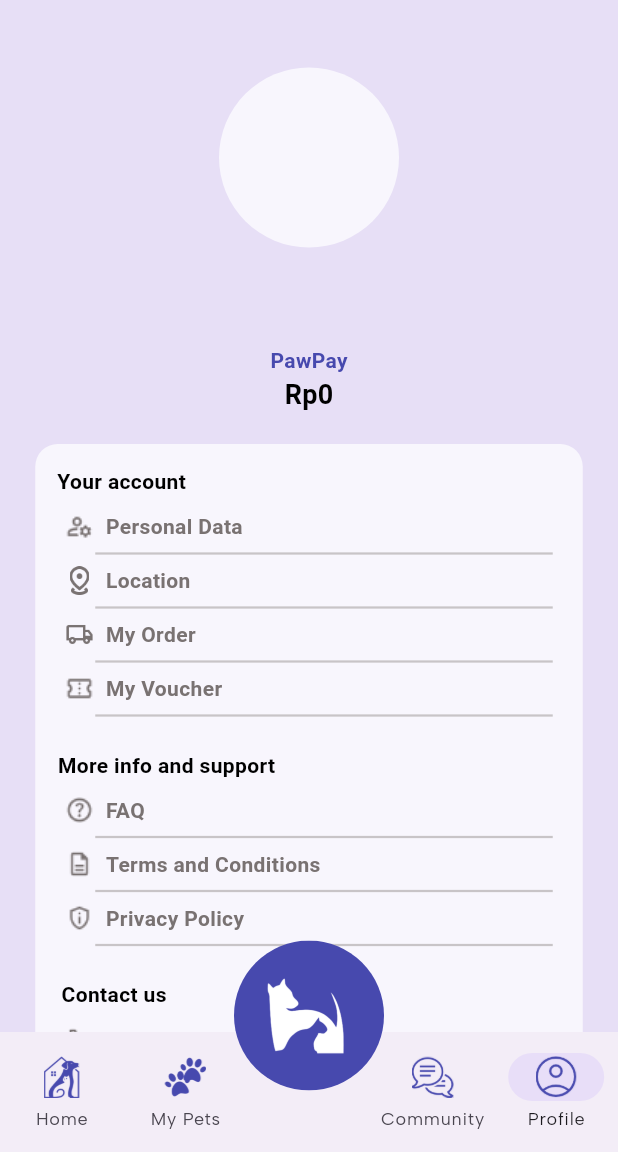
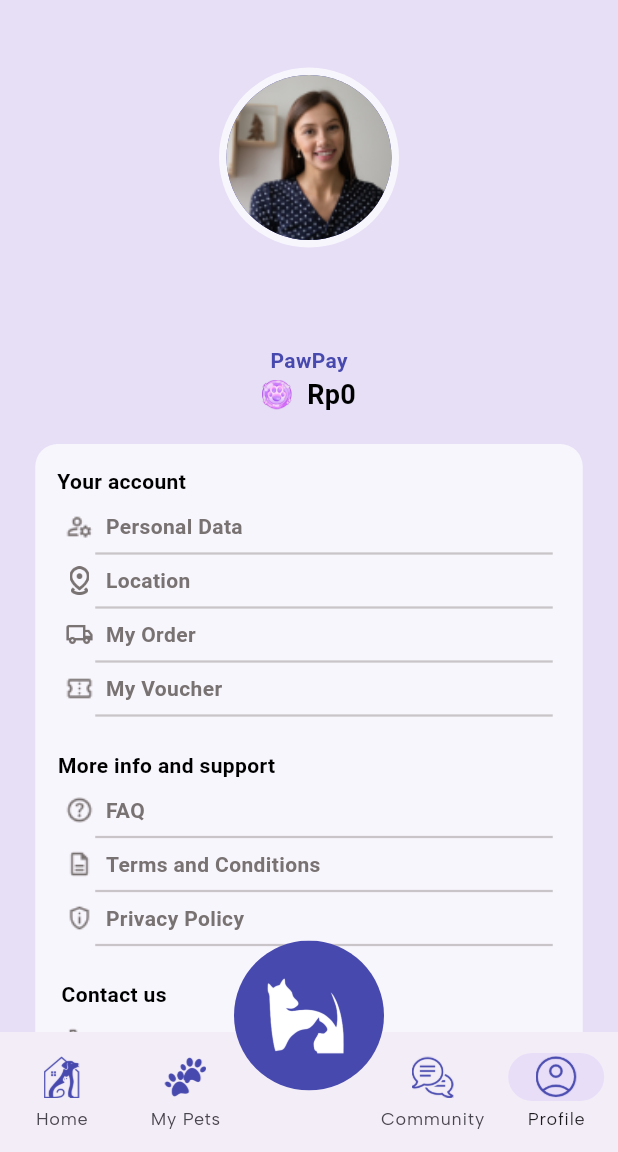
Before and after one commit to artikachintya/pawrenting, a Flutter app: the screen it shows once a user with an empty profile is signed in, item 5 of the bottom bar chosen, on a phone screen of 412 x 824 dp, the part 84-1236 px from its top. Run offline on Flutter 3.47's test engine with Material 3 defaults, Android fonts, the phone set to English and light mode, and no system bars; our stand-ins replace audioplayers, carousel_slider, cloud_firestore, firebase_auth, firebase_core, get and 6 more; missing offline and left inert: dart:ffi; accounts and stored records are empty; Roboto replaces fonts that are missing (Alata, Albert Sans); project files that could hold a hidden picture were left out.

Commit message:
Minor bug fix

```diff
--- a/lib/common/widgets/navbar.dart
+++ b/lib/common/widgets/navbar.dart
@@ -68,7 +68,10 @@ class InsideNavBar extends StatelessWidget {
               child: ClipRRect(
                 borderRadius: BorderRadius.circular(100),
                 child: GestureDetector(
-                  onTap: () => Get.to(TranslatePet()),
+                  onTap: () {
+                    Get.to(TranslatePet());
+                    controller.curIndex.value = 2;
+                  },
                   child: Container(
                       padding: EdgeInsets.all(12),
                       width: 100,
--- a/lib/features/community/widget/ThreadCard.dart
+++ b/lib/features/community/widget/ThreadCard.dart
@@ -17,8 +17,6 @@ class Thread extends StatelessWidget {
   final ThreadMessage message;
 
   @override
-
-
   Widget build(BuildContext context) {
     Uint8List? imageBytes;
     try {
@@ -90,8 +88,8 @@ class Thread extends StatelessWidget {
                         child: FittedBox(
                           fit: BoxFit.cover,
                           child: imageBytes != null
-                            ? Image.memory(imageBytes, fit: BoxFit.cover)
-                            : const Icon(Icons.image_not_supported),
+                              ? Image.memory(imageBytes, fit: BoxFit.cover)
+                              : const Icon(Icons.image_not_supported),
                         ),
                       ),
                     ),
--- a/lib/features/home/controllers/OrderController.dart
+++ b/lib/features/home/controllers/OrderController.dart
@@ -9,6 +9,7 @@ import 'package:pawrentingreborn/features/home/controllers/DeliveryController.da
 import 'package:pawrentingreborn/features/home/controllers/LocationController.dart';
 import 'package:pawrentingreborn/features/home/controllers/PaymentController.dart';
 import 'package:pawrentingreborn/features/home/controllers/ProductController.dart';
+import 'package:pawrentingreborn/features/home/controllers/VoucherController.dart';
 import 'package:pawrentingreborn/features/home/models/cartItemModel.dart';
 import 'package:pawrentingreborn/features/home/models/orderModel.dart';
 import 'package:pawrentingreborn/features/profile/controllers/editDataController.dart';
@@ -20,6 +21,7 @@ class OrderController extends GetxController {
   PaymentController paymentController = Get.find();
   ProductController productController = Get.find();
   LocationController locationController = Get.find();
+  VoucherController voucherController = Get.find();
   final orderRepo = OrderRepo.instance;
   final _auth = FirebaseAuth.instance;
   final List<OrderModel> orderList = <OrderModel>[];
@@ -36,8 +38,8 @@ class OrderController extends GetxController {
   }
 
   void updateTotalPrice() {
-    deliveryPrice.value = deliveryController
-        .deliveryList[deliveryController.selectedIndex.value].price;
+    deliveryPrice.value = !voucherController.isSelected.value ? deliveryController
+        .deliveryList[deliveryController.selectedIndex.value].price : 0.0;
     totalPrice.value = cartController.totalCartPrice.value +
         deliveryController
             .deliveryList[deliveryController.selectedIndex.value].price +
--- a/lib/features/mypets/screens/petdetails/widgets/petDetails/petDiary.dart
+++ b/lib/features/mypets/screens/petdetails/widgets/petDetails/petDiary.dart
@@ -11,7 +11,7 @@ class PetDiary extends StatelessWidget {
   @override
   Widget build(BuildContext context) {
     DiaryController diaryController = Get.find();
-    return Column(children: [
+    return Obx(() => Column(children: [
           Padding(
             padding: EdgeInsets.symmetric(horizontal: 5),
             // color: Colors.red,
@@ -59,6 +59,6 @@ class PetDiary extends StatelessWidget {
               ),
             ),
           ),
-    ]);
+        ]));
   }
 }
--- a/lib/features/mypets/screens/petlist/petlist.dart
+++ b/lib/features/mypets/screens/petlist/petlist.dart
@@ -29,6 +29,7 @@ class PetList extends StatelessWidget {
     PetFoodController foodController = Get.find();
     DiaryController diaryController = Get.find();
     AddPetController addPetController = Get.put(AddPetController());
+    print('petlist' + petController.petList.length.toString());
 
     return Container(
         decoration: BoxDecoration(
--- a/lib/features/profile/screens/profile.dart
+++ b/lib/features/profile/screens/profile.dart
@@ -58,8 +58,10 @@ class Profile extends StatelessWidget {
               //profile account section
               //box for the profile option
               Profilepictandusername(
-                  profilePicture: MemoryImage(
-                      base64Decode(editDataController.profilePic ?? "")),
+                  profilePicture: editDataController.profilePic != null
+                      ? MemoryImage(
+                          base64Decode(editDataController.profilePic!))
+                      : null,
                   name: editDataController.firstNameController.text,
                   username: editDataController.usernameController.text),
 
@@ -72,12 +74,25 @@ class Profile extends StatelessWidget {
                           fontSize: 14,
                           fontFamily: 'Alata',
                           fontWeight: FontWeight.bold)),
+                  Row(
+                    mainAxisAlignment: MainAxisAlignment.center,
+                    crossAxisAlignment: CrossAxisAlignment.center,
+                    children: [
+                      Image(
+                        image: AssetImage(TImages.pawpay),
+                        height: 20,
+                      ),
+                      SizedBox(
+                        width: 10,
+                      ),
                       Text(
                           'Rp${editDataController.pawpay.value.toStringAsFixed(0).replaceAllMapped(RegExp(r'(\d{1,3})(?=(\d{3})+(?!\d))'), (Match m) => '${m[1]}.')}',
                           style: TextStyle(
                               fontSize: 18,
                               fontFamily: 'Albert Sans',
                               fontWeight: FontWeight.bold)),
+                    ],
+                  ),
                 ],
               ),
               Container(
@@ -278,6 +293,7 @@ class Profile extends StatelessWidget {
 }
 
 void _showSignOutConfirmation() {
+  NavBarController navBarController = Get.find();
   Get.dialog(
     Dialog(
       shape: RoundedRectangleBorder(borderRadius: BorderRadius.circular(12)),
@@ -315,6 +331,7 @@ void _showSignOutConfirmation() {
                 ),
                 ElevatedButton(
                   onPressed: () {
+                    navBarController.curIndex.value = 0;
                     FirebaseAuth.instance.signOut();
                     Get.offAll(() => Landingpage());
                   },
--- a/lib/features/profile/screens/voucher.dart
+++ b/lib/features/profile/screens/voucher.dart
@@ -61,6 +61,7 @@ class Voucher extends StatelessWidget {
             ),
             // Voucher card section
             ListView.builder(
+              physics: NeverScrollableScrollPhysics(),
               itemCount: voucherController.voucherList.length,
               shrinkWrap: true,
               // physics: const NeverScrollableScrollPhysics(),
--- a/lib/features/profile/widgets/profilePictandUsername.dart
+++ b/lib/features/profile/widgets/profilePictandUsername.dart
@@ -51,7 +51,7 @@ class Profilepictandusername extends StatelessWidget {
                       height: 110,
                       decoration: const BoxDecoration(
                         shape: BoxShape.circle,
-                        color: TColors.gray,
+                        color: TColors.accent,
                         image: DecorationImage(
                           image: AssetImage(TImages.userProfilePic),
                           fit: BoxFit.cover,
--- a/lib/main.dart
+++ b/lib/main.dart
@@ -26,6 +26,7 @@ import 'package:pawrentingreborn/features/home/controllers/LocationController.da
 import 'package:pawrentingreborn/features/home/controllers/OrderController.dart';
 import 'package:pawrentingreborn/features/home/controllers/PaymentController.dart';
 import 'package:pawrentingreborn/features/home/controllers/ProductController.dart';
+import 'package:pawrentingreborn/features/home/controllers/VoucherController.dart';
 import 'package:pawrentingreborn/features/mypets/controllers/ActivityController.dart';
 import 'package:pawrentingreborn/features/mypets/controllers/DiaryController.dart';
 import 'package:pawrentingreborn/features/mypets/controllers/PetController.dart';
@@ -71,6 +72,7 @@ void lazyPutControllers() {
   Get.lazyPut(() => EditLocationController(), fenix: true);
   Get.lazyPut(() => EditDataController(), fenix: true);
   Get.lazyPut(() => DiaryController(), fenix: true);
+  Get.lazyPut(() => VoucherController(), fenix: true);
 }
 
 void lazyPutRepositories() {
--- a/lib/utils/constants/images_strings.dart
+++ b/lib/utils/constants/images_strings.dart
@@ -18,6 +18,8 @@ class TImages {
   static const String comment = 'assets/icons/comment.png';
   static const String femaleIcon = 'assets/icons/female.png';
   static const String picIcon = 'assets/icons/pic.png';
+  static const String discount = 'assets/icons/discount.png';
+  static const String pawpay = 'assets/icons/pawPay.png';
   static const String petCard = 'assets/images/petcard.png';
   static const String whiskey = 'assets/images/whiskey2.jpg';
 
```
Also changed, not shown: lib/features/home/controllers/VoucherController.dart (+11 -10 lines), lib/features/home/screens/Cart/Checkout.dart (+28 -10 lines), lib/features/home/screens/home.dart (+12 -9 lines), lib/features/home/screens/widgets/NoVoucher.dart (added, +43 -0 lines), lib/features/home/screens/widgets/VoucherCard.dart (+13 -5 lines), lib/features/home/screens/widgets/Vouchers.dart (+6 -1 lines), lib/features/mypets/screens/petdetails/petAddDiary.dart (+18 -3 lines), lib/features/mypets/screens/petdetails/petDiary.dart (+6 -5 lines), assets/icons/pawPay.png (added). Lines whose indentation alone changed are shown as unchanged.
